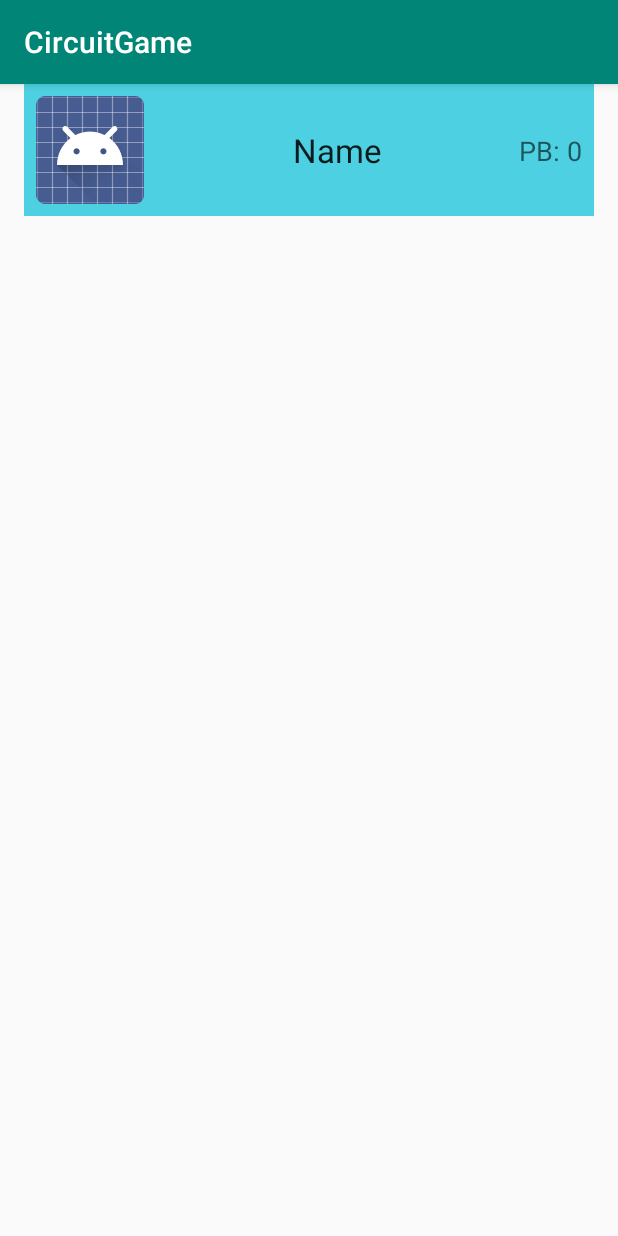
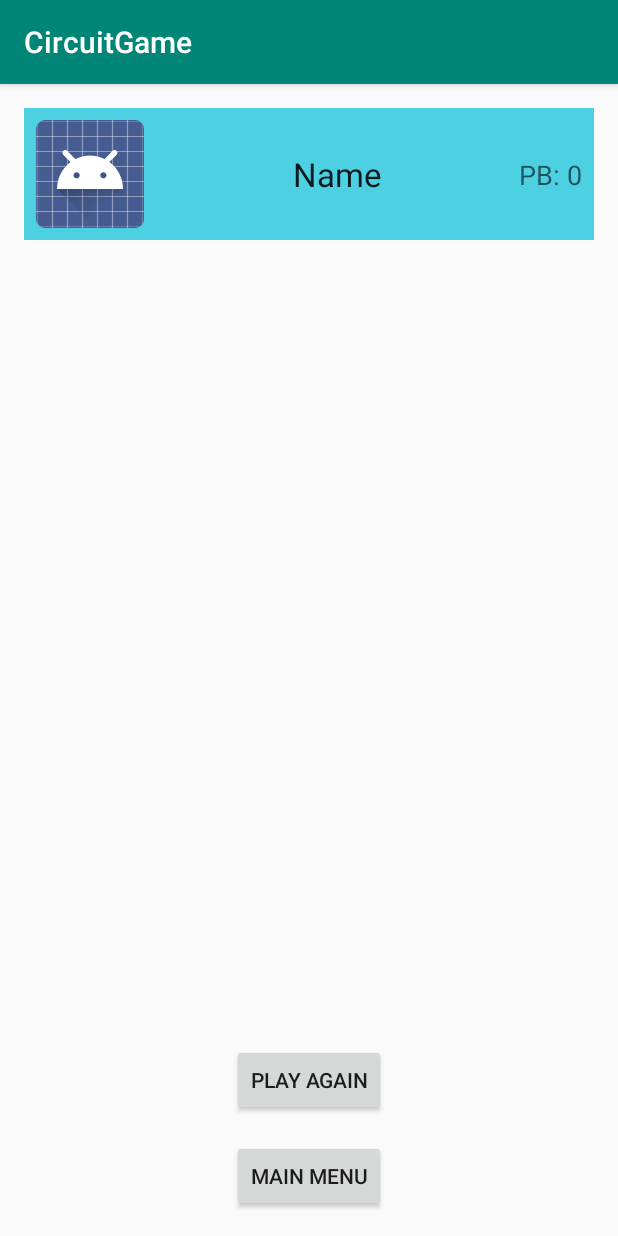
Before and after one commit to kylejwatson/MobileGame, an Android app: the LeaderboardFragment screen opened through its navigation route, on a phone screen of 412 x 824 dp. Run offline under Robolectric (Android 15) with nearby library versions, the phone set to English and light mode, and no system bars.

Commit message:
added buttons to leaderboard, improved thread cleanup on game restart

```diff
--- a/app/src/main/java/com/example/circuitgame/GameFragment.java
+++ b/app/src/main/java/com/example/circuitgame/GameFragment.java
@@ -1,7 +1,5 @@
 package com.example.circuitgame;
 
-import android.content.Context;
-import android.net.Uri;
 import android.os.Bundle;
 
 import androidx.annotation.NonNull;
@@ -10,6 +8,7 @@ import androidx.fragment.app.Fragment;
 import androidx.navigation.NavController;
 import androidx.navigation.Navigation;
 
+import android.util.Log;
 import android.view.LayoutInflater;
 import android.view.View;
 import android.view.ViewGroup;
@@ -34,7 +33,14 @@ public class GameFragment extends Fragment {
     public View onCreateView(LayoutInflater inflater, ViewGroup container,
                              Bundle savedInstanceState) {
         // Inflate the layout for this fragment
-        return inflater.inflate(R.layout.fragment_game, container, false);
+        Log.d("CREATE", "onCreate");
+        View view = inflater.inflate(R.layout.fragment_game, container, false);
+
+        Log.d("CREATE", "after inflate");
+        FrameLayout frameLayout = view.findViewById(R.id.gameFrame);
+        frameLayout.removeAllViews();
+        Log.d("CREATE", "after remove");
+        return view;
     }
 
     @Override
@@ -42,7 +48,7 @@ public class GameFragment extends Fragment {
         super.onViewCreated(view, savedInstanceState);
 
         navController = Navigation.findNavController(view);
-        GameView gameView = new GameView(getContext(), new GameView.ScoreChangeListener() {
+        GameView gameView = GameView.getInstance(getContext(), new GameView.ScoreChangeListener() {
             @Override
             public void scoreChanged(int difference) {
                 currentScore += difference;
@@ -54,12 +60,15 @@ public class GameFragment extends Fragment {
                 if (win) win();
             }
         });
+
+        Log.d("CREATE", "after new game");
         FrameLayout frameLayout = view.findViewById(R.id.gameFrame);
         frameLayout.addView(gameView);
+        Log.d("CREATE", "after added");
         scoreLabel = view.findViewById(R.id.scoreLabel);
+        currentScore = 0;
     }
 
-    // TODO: Rename method, update argument and hook method into UI event
     private void win() {
         User currentUser = UserFile.getInstance(getContext()).getCurrentUser();
         if (currentUser.getScore() < currentScore) currentUser.setScore(currentScore);
--- a/app/src/main/java/com/example/circuitgame/GameView.java
+++ b/app/src/main/java/com/example/circuitgame/GameView.java
@@ -24,6 +24,7 @@ import java.util.List;
 
 public class GameView extends SurfaceView {
 
+    private static GameView instance;
     private final ScoreChangeListener scoreListener;
 
     public interface ScoreChangeListener{
@@ -96,7 +97,13 @@ public class GameView extends SurfaceView {
         }
     };
 
-    public GameView(final Context context, final ScoreChangeListener scoreListener, final GameEndListener endListener) {
+    public static GameView getInstance(final Context context, final ScoreChangeListener scoreListener, final GameEndListener endListener){
+        if (instance != null) instance.stop();
+        instance = new GameView(context, scoreListener, endListener);
+        return instance;
+    }
+
+    private GameView(final Context context, final ScoreChangeListener scoreListener, final GameEndListener endListener) {
         super(context);
         this.scoreListener = scoreListener;
         this.endListener = endListener;
@@ -198,11 +205,16 @@ public class GameView extends SurfaceView {
         physicsThread.start();
     }
 
+    public void stop(){
+        isRunning = false;
+    }
+
     private void collectObjective() {
         objectives--;
         Log.d("COLLECT", "" + objectives);
         if (objectives <= 0) {
             endListener.gameEnded(true);
+            stop();
         }
     }
 }
--- a/app/src/main/java/com/example/circuitgame/LeaderboardFragment.java
+++ b/app/src/main/java/com/example/circuitgame/LeaderboardFragment.java
@@ -3,14 +3,18 @@ package com.example.circuitgame;
 import android.content.Context;
 import android.os.Bundle;
 
+import androidx.annotation.NonNull;
+import androidx.annotation.Nullable;
 import androidx.fragment.app.Fragment;
-import androidx.recyclerview.widget.GridLayoutManager;
+import androidx.navigation.NavController;
+import androidx.navigation.Navigation;
 import androidx.recyclerview.widget.LinearLayoutManager;
 import androidx.recyclerview.widget.RecyclerView;
 
 import android.view.LayoutInflater;
 import android.view.View;
 import android.view.ViewGroup;
+import android.widget.Button;
 
 /**
  * A fragment representing a list of Items.
@@ -29,14 +33,32 @@ public class LeaderboardFragment extends Fragment {
     @Override
     public View onCreateView(LayoutInflater inflater, ViewGroup container,
                              Bundle savedInstanceState) {
-        View view = inflater.inflate(R.layout.fragment_score_list, container, false);
+        return inflater.inflate(R.layout.fragment_leaderboard, container, false);
+    }
 
-        if (view instanceof RecyclerView) {
-            Context context = view.getContext();
-            RecyclerView recyclerView = (RecyclerView) view;
-            recyclerView.setLayoutManager(new LinearLayoutManager(context));
-            recyclerView.setAdapter(new ScoreRecyclerViewAdapter(UserFile.getInstance(context).getUserList()));
-        }
-        return view;
+    @Override
+    public void onViewCreated(@NonNull View view, @Nullable Bundle savedInstanceState) {
+        super.onViewCreated(view, savedInstanceState);
+
+        Context context = view.getContext();
+        RecyclerView recyclerView = view.findViewById(R.id.scoreList);
+        recyclerView.setLayoutManager(new LinearLayoutManager(context));
+        recyclerView.setAdapter(new ScoreRecyclerViewAdapter(UserFile.getInstance(context).getUserList()));
+        final NavController navController = Navigation.findNavController(view);
+        Button playAgain = view.findViewById(R.id.againButton);
+        playAgain.setOnClickListener(new View.OnClickListener() {
+            @Override
+            public void onClick(View v) {
+                navController.navigate(R.id.action_leaderboardFragment_to_gameFragment);
+            }
+        });
+
+        Button mainMenu = view.findViewById(R.id.mainButton);
+        mainMenu.setOnClickListener(new View.OnClickListener() {
+            @Override
+            public void onClick(View v) {
+                navController.navigate(R.id.action_leaderboardFragment_to_titleFragment);
+            }
+        });
     }
 }
--- a/app/src/main/java/com/example/circuitgame/ScoreRecyclerViewAdapter.java
+++ b/app/src/main/java/com/example/circuitgame/ScoreRecyclerViewAdapter.java
@@ -25,7 +25,7 @@ public class ScoreRecyclerViewAdapter extends RecyclerView.Adapter<ScoreRecycler
     @Override
     public ViewHolder onCreateViewHolder(ViewGroup parent, int viewType) {
         View view = LayoutInflater.from(parent.getContext())
-                .inflate(R.layout.fragment_score, parent, false);
+                .inflate(R.layout.cell_score, parent, false);
         currentID = UserFile.getInstance(parent.getContext()).getCurrentUser().getID();
         return new ViewHolder(view);
     }
--- a/app/src/main/java/com/example/circuitgame/TitleFragment.java
+++ b/app/src/main/java/com/example/circuitgame/TitleFragment.java
@@ -25,6 +25,7 @@ import android.widget.TextView;
 public class TitleFragment extends Fragment {
 
     private TextView username;
+    private TextView score;
 
     public TitleFragment() {
         // Required empty public constructor
@@ -50,8 +51,9 @@ public class TitleFragment extends Fragment {
         LayoutInflater inflater =
                 (LayoutInflater)context.getSystemService(Context.LAYOUT_INFLATER_SERVICE);
         if (inflater == null) return;
-        View userView = inflater.inflate(R.layout.fragment_score, frameLayout, true);
+        View userView = inflater.inflate(R.layout.cell_score, frameLayout, true);
         username = userView.findViewById(R.id.userName);
+        score = userView.findViewById(R.id.score);
         displayCurrentUser();
 
         final NavController navController = Navigation.findNavController(view);
@@ -81,5 +83,6 @@ public class TitleFragment extends Fragment {
     private void displayCurrentUser(){
         User currentUser = UserFile.getInstance(getContext()).getCurrentUser();
         username.setText(currentUser.getUsername());
+        score.setText("PB: " + currentUser.getScore());
     }
 }
--- /dev/null
+++ b/app/src/main/res/layout/fragment_leaderboard.xml
@@ -0,0 +1,49 @@
+<?xml version="1.0" encoding="utf-8"?>
+<androidx.constraintlayout.widget.ConstraintLayout xmlns:android="http://schemas.android.com/apk/res/android"
+    xmlns:app="http://schemas.android.com/apk/res-auto"
+    xmlns:tools="http://schemas.android.com/tools"
+    android:name="com.example.circuitgame.LeaderboardFragment"
+    android:layout_width="match_parent"
+    android:layout_height="match_parent"
+    tools:context=".LeaderboardFragment">
+
+    <androidx.recyclerview.widget.RecyclerView
+        android:id="@+id/scoreList"
+        android:layout_width="0dp"
+        android:layout_height="0dp"
+        android:layout_marginStart="16dp"
+        android:layout_marginLeft="16dp"
+        android:layout_marginTop="16dp"
+        android:layout_marginEnd="16dp"
+        android:layout_marginRight="16dp"
+        android:layout_marginBottom="16dp"
+        app:layoutManager="LinearLayoutManager"
+        app:layout_constraintBottom_toTopOf="@+id/againButton"
+        app:layout_constraintEnd_toEndOf="parent"
+        app:layout_constraintStart_toStartOf="parent"
+        app:layout_constraintTop_toTopOf="parent"
+        tools:listitem="@layout/cell_score">
+
+    </androidx.recyclerview.widget.RecyclerView>
+
+    <Button
+        android:id="@+id/againButton"
+        android:layout_width="wrap_content"
+        android:layout_height="wrap_content"
+        android:layout_marginBottom="16dp"
+        android:text="Play Again"
+        app:layout_constraintBottom_toTopOf="@+id/mainButton"
+        app:layout_constraintEnd_toEndOf="parent"
+        app:layout_constraintStart_toStartOf="parent" />
+
+    <Button
+        android:id="@+id/mainButton"
+        android:layout_width="wrap_content"
+        android:layout_height="wrap_content"
+        android:layout_marginBottom="16dp"
+        android:text="Main Menu"
+        app:layout_constraintBottom_toBottomOf="parent"
+        app:layout_constraintEnd_toEndOf="parent"
+        app:layout_constraintStart_toStartOf="parent" />
+
+</androidx.constraintlayout.widget.ConstraintLayout>
--- a/app/src/main/res/layout/fragment_score_list.xml
+++ /dev/null
@@ -1,13 +0,0 @@
-<?xml version="1.0" encoding="utf-8"?>
-<androidx.recyclerview.widget.RecyclerView xmlns:android="http://schemas.android.com/apk/res/android"
-    xmlns:app="http://schemas.android.com/apk/res-auto"
-    xmlns:tools="http://schemas.android.com/tools"
-    android:id="@+id/list"
-    android:name="com.example.circuitgame.LeaderboardFragment"
-    android:layout_width="match_parent"
-    android:layout_height="match_parent"
-    android:layout_marginLeft="16dp"
-    android:layout_marginRight="16dp"
-    app:layoutManager="LinearLayoutManager"
-    tools:context=".LeaderboardFragment"
-    tools:listitem="@layout/fragment_score" />
--- a/app/src/main/res/layout/fragment_title.xml
+++ b/app/src/main/res/layout/fragment_title.xml
@@ -45,7 +45,7 @@
         app:layout_constraintStart_toStartOf="parent"
         app:layout_constraintTop_toBottomOf="@+id/imageView">
 
-        <include layout="@layout/fragment_score">
+        <include layout="@layout/cell_score">
 
         </include>
 
--- a/app/src/main/res/navigation/nav_graph.xml
+++ b/app/src/main/res/navigation/nav_graph.xml
@@ -19,7 +19,14 @@
         android:id="@+id/leaderboardFragment"
         android:name="com.example.circuitgame.LeaderboardFragment"
         android:label="fragment_score_list"
-        tools:layout="@layout/fragment_score_list" />
+        tools:layout="@layout/fragment_leaderboard" >
+        <action
+            android:id="@+id/action_leaderboardFragment_to_gameFragment"
+            app:destination="@id/gameFragment" />
+        <action
+            android:id="@+id/action_leaderboardFragment_to_titleFragment"
+            app:destination="@id/titleFragment" />
+    </fragment>
     <fragment
         android:id="@+id/gameFragment"
         android:name="com.example.circuitgame.GameFragment"
```
Also changed, not shown: app/src/main/res/layout/cell_score.xml (renamed from app/src/main/res/layout/fragment_score.xml).
